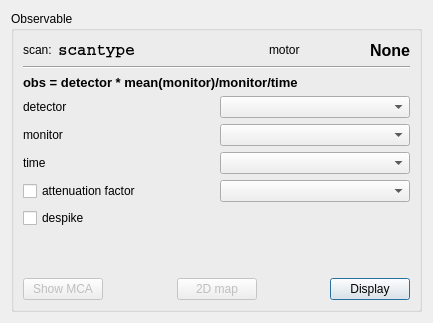
This is iintgui/ui/iintobservable.ui in syncope/iint-gui as Qt 5 draws it before an edit. The edited form follows.
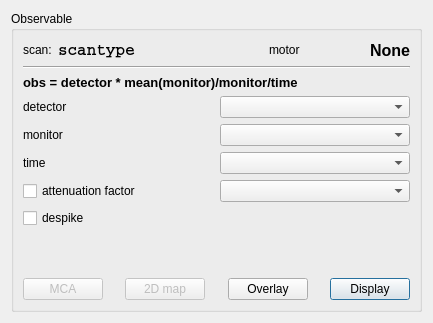
This is the edited form.

Commit message: + big preparation commit for implementation of overlays ++ add ui files ++ add implementation files ++ basic functionality implemented -- still missing: actual selection code and emission

```diff
--- a/iintgui/ui/iintobservable.ui
+++ b/iintgui/ui/iintobservable.ui
@@ -631,7 +631,7 @@
              <bool>false</bool>
             </property>
             <property name="text">
-             <string>Show MCA</string>
+             <string>MCA</string>
             </property>
            </widget>
           </item>
@@ -658,6 +658,26 @@
             </property>
            </widget>
           </item>
+          <item>
+           <spacer name="horizontalSpacer_5">
+            <property name="orientation">
+             <enum>Qt::Horizontal</enum>
+            </property>
+            <property name="sizeHint" stdset="0">
+             <size>
+              <width>40</width>
+              <height>20</height>
+             </size>
+            </property>
+           </spacer>
+          </item>
+          <item>
+           <widget class="QPushButton" name="overlayBtn">
+            <property name="text">
+             <string>Overlay</string>
+            </property>
+           </widget>
+          </item>
           <item>
            <spacer name="horizontalSpacer_4">
             <property name="orientation">
```
The commit also changes 8 other files.
